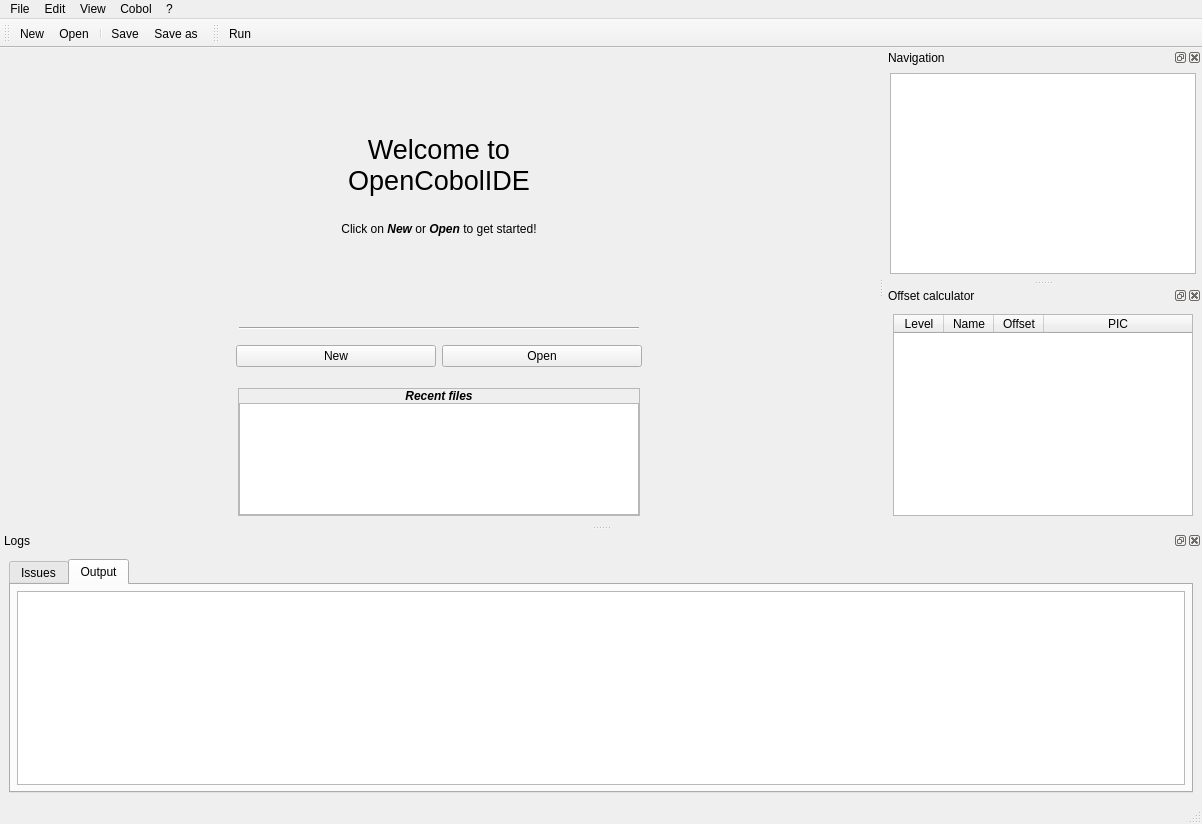
Old version of the form forms/ide.ui in the repository OpenCobolIDE/OpenCobolIDE.
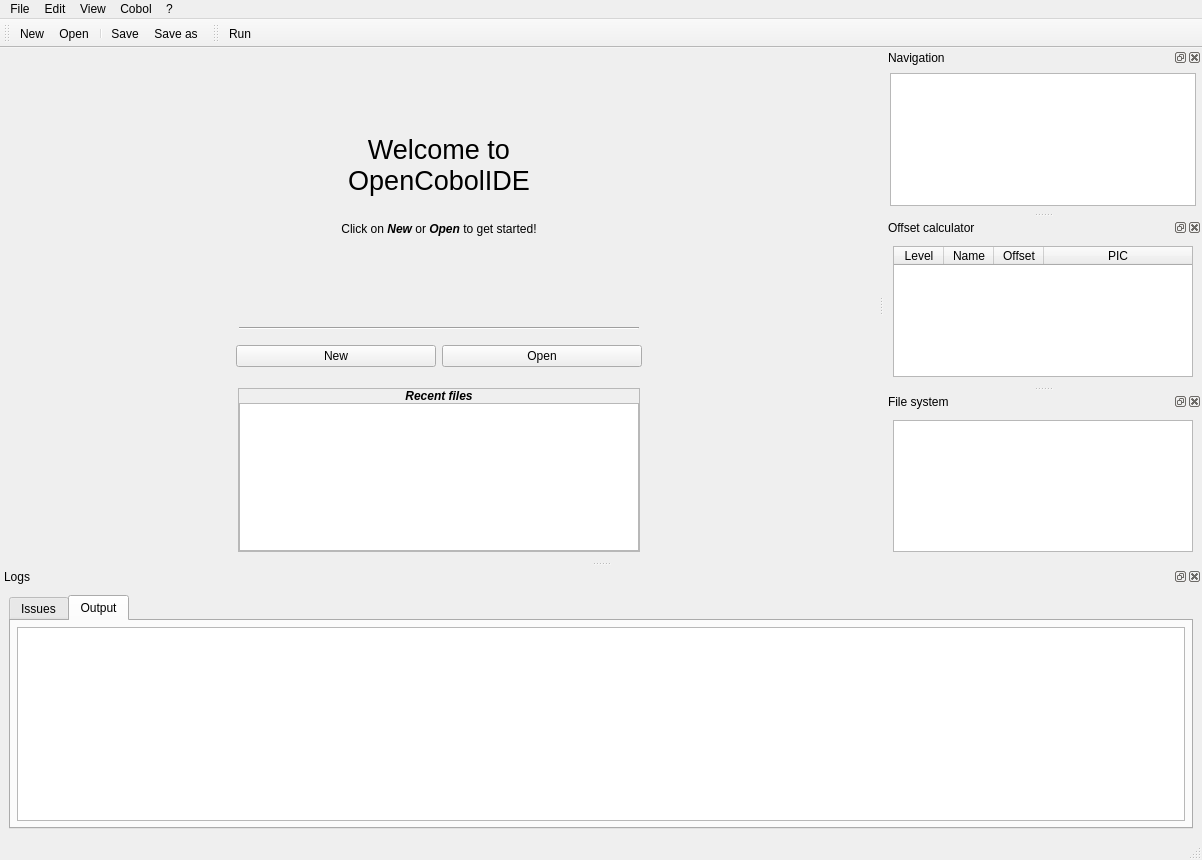
New version of the form. Icons and pictures are not drawn. Custom widgets are drawn as their Qt base class.

Commit message:
Add the new FileSystemTreeView which shows a view of the directory of the current editor.
You can quickly open files by double clicking any item in the tree view

The edit to the form file:
```diff
--- a/forms/ide.ui
+++ b/forms/ide.ui
@@ -7,7 +7,7 @@
     <x>0</x>
     <y>0</y>
     <width>1202</width>
-    <height>824</height>
+    <height>860</height>
    </rect>
   </property>
   <property name="minimumSize">
@@ -692,6 +692,21 @@
     </layout>
    </widget>
   </widget>
+  <widget class="QDockWidget" name="dockWidgetFileSystem">
+   <property name="windowTitle">
+    <string>File system</string>
+   </property>
+   <attribute name="dockWidgetArea">
+    <number>2</number>
+   </attribute>
+   <widget class="QWidget" name="dockWidgetContents_4">
+    <layout class="QGridLayout" name="gridLayout_6">
+     <item row="0" column="0">
+      <widget class="FileSystemTreeView" name="tvFileSystem"/>
+     </item>
+    </layout>
+   </widget>
+  </widget>
   <action name="actionQuit">
    <property name="icon">
     <iconset theme="window-close" resource="ide.qrc">
@@ -1015,6 +1030,11 @@
    <extends>QTableWidget</extends>
    <header>pyqode.cobol.widgets</header>
   </customwidget>
+  <customwidget>
+   <class>FileSystemTreeView</class>
+   <extends>QTreeView</extends>
+   <header>pyqode.core.widgets</header>
+  </customwidget>
  </customwidgets>
  <resources>
   <include location="ide.qrc"/>
```
The commit also changes 3 other files.
